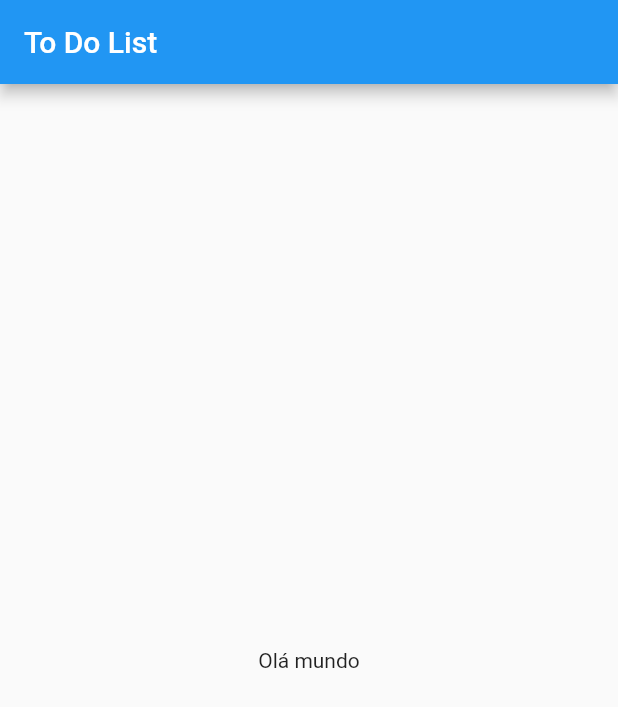
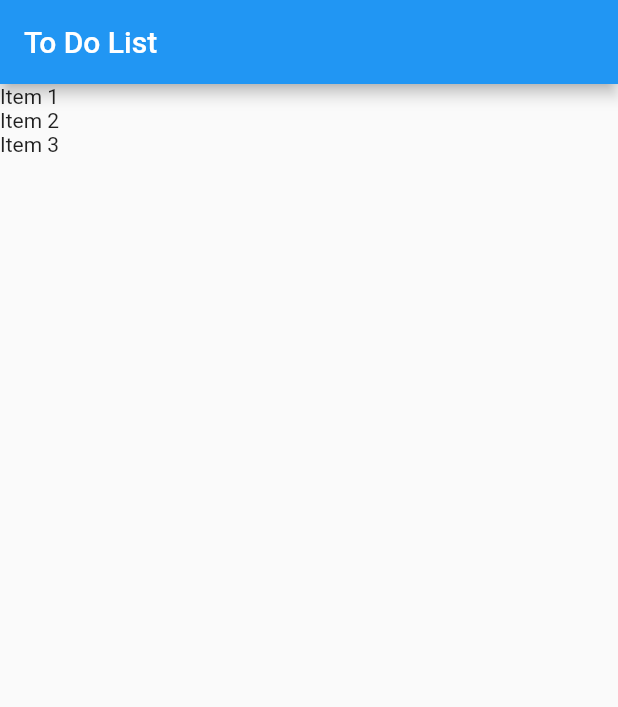
Before and after one commit to Rossitto/flutter_template, a Flutter app: the screen it shows after launch, on a phone screen of 412 x 824 dp. Shown: the top 707 px of the screen. Run offline on Flutter 3.47's test engine with Material 2 defaults, Android fonts, the phone set to English and light mode, and no system bars.

Commit message:
list view ok!

```diff
--- a/lib/main.dart
+++ b/lib/main.dart
@@ -1,8 +1,7 @@
-//import 'dart:html';
+import 'package:flutter/cupertino.dart';
 import 'package:flutter/material.dart';
-import 'package:flutter/cupertino.dart';
 import 'package:flutter/widgets.dart';
-//import 'package:flutter/src';
+import 'models/item.dart';
 
 void main() {
   runApp(App());
@@ -22,17 +21,32 @@ class App extends StatelessWidget {
   }
 }
 
-class HomePage extends StatelessWidget {
+class HomePage extends StatefulWidget {
+  var items = new List<Item>();
+
+  HomePage() {
+    items = [];
+    items.add(Item(title: "Item 1", done: false));
+    items.add(Item(title: "Item 2", done: true));
+    items.add(Item(title: "Item 3", done: false));
+  }
+
+  @override
+  _HomePageState createState() => _HomePageState();
+}
+
+class _HomePageState extends State<HomePage> {
   @override
   Widget build(BuildContext context) {
     return Scaffold(
       appBar: AppBar(
         title: Text("To Do List"),
       ),
-      body: Container(
-        child: Center(
-          child: Text("Olá mundo"),
-        ),
+      body: ListView.builder(
+        itemCount: widget.items.length,
+        itemBuilder: (BuildContext context, int index) {
+          return Text(widget.items[index].title);
+        },
       ),
     );
   }
--- /dev/null
+++ b/lib/models/item.dart
@@ -0,0 +1,18 @@
+class Item {
+  String title;
+  bool done;
+
+  Item({this.title, this.done});
+
+  Item.fromJson(Map<String, dynamic> json) {
+    title = json['title'];
+    done = json['done'];
+  }
+
+  Map<String, dynamic> toJson() {
+    final Map<String, dynamic> data = new Map<String, dynamic>();
+    data['title'] = this.title;
+    data['done'] = this.done;
+    return data;
+  }
+}
```
